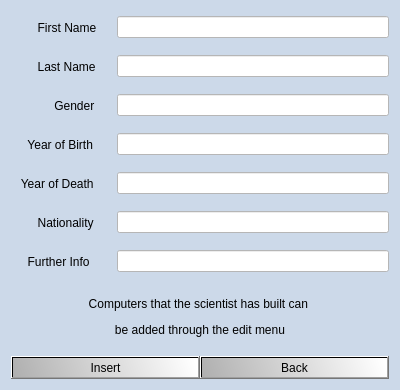
This is verklegt_vika_3/verklegt_GUI/UI/insertscientist.ui in vilhjalmur12/verklegt_1 as Qt 5 draws it before an edit. The edited form follows.
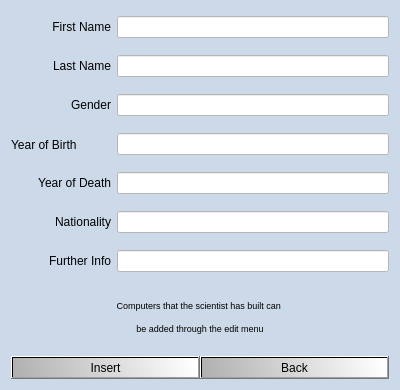
This is the edited form. Icons and pictures are not drawn.

Commit message: ui edit scientist og insert scientist

What changed in the file:
```diff
--- a/verklegt_vika_3/verklegt_GUI/UI/insertscientist.ui
+++ b/verklegt_vika_3/verklegt_GUI/UI/insertscientist.ui
@@ -53,7 +53,7 @@
         </size>
        </property>
        <property name="text">
-        <string>        First Name</string>
+        <string>&lt;html&gt;&lt;head/&gt;&lt;body&gt;&lt;p align=&quot;right&quot;&gt;First Name&lt;/p&gt;&lt;/body&gt;&lt;/html&gt;</string>
        </property>
       </widget>
      </item>
@@ -80,7 +80,7 @@
         </size>
        </property>
        <property name="text">
-        <string>        Last Name</string>
+        <string>&lt;html&gt;&lt;head/&gt;&lt;body&gt;&lt;p align=&quot;right&quot;&gt;Last Name&lt;/p&gt;&lt;/body&gt;&lt;/html&gt;</string>
        </property>
       </widget>
      </item>
@@ -107,7 +107,7 @@
         </size>
        </property>
        <property name="text">
-        <string>             Gender</string>
+        <string>&lt;html&gt;&lt;head/&gt;&lt;body&gt;&lt;p align=&quot;right&quot;&gt;Gender&lt;/p&gt;&lt;/body&gt;&lt;/html&gt;</string>
        </property>
       </widget>
      </item>
@@ -158,7 +158,7 @@
         </size>
        </property>
        <property name="text">
-        <string>     Year of Birth</string>
+        <string>Year of Birth</string>
        </property>
       </widget>
      </item>
@@ -185,7 +185,7 @@
         </size>
        </property>
        <property name="text">
-        <string>   Year of Death</string>
+        <string>&lt;html&gt;&lt;head/&gt;&lt;body&gt;&lt;p align=&quot;right&quot;&gt;Year of Death&lt;/p&gt;&lt;/body&gt;&lt;/html&gt;</string>
        </property>
       </widget>
      </item>
@@ -212,7 +212,7 @@
         </size>
        </property>
        <property name="text">
-        <string>        Nationality</string>
+        <string>&lt;html&gt;&lt;head/&gt;&lt;body&gt;&lt;p align=&quot;right&quot;&gt;Nationality&lt;/p&gt;&lt;/body&gt;&lt;/html&gt;</string>
        </property>
       </widget>
      </item>
@@ -239,7 +239,7 @@
         </size>
        </property>
        <property name="text">
-        <string>     Further Info</string>
+        <string>&lt;html&gt;&lt;head/&gt;&lt;body&gt;&lt;p align=&quot;right&quot;&gt;Further Info&lt;/p&gt;&lt;/body&gt;&lt;/html&gt;</string>
        </property>
       </widget>
      </item>
@@ -266,7 +266,7 @@
         </size>
        </property>
        <property name="text">
-        <string>&lt;html&gt;&lt;head/&gt;&lt;body&gt;&lt;p align=&quot;center&quot;&gt;&lt;span style=&quot; font-size:9pt;&quot;&gt;Computers that the scientist has built can &lt;/span&gt;&lt;/p&gt;&lt;p align=&quot;center&quot;&gt;&lt;span style=&quot; font-size:9pt;&quot;&gt;be added through the edit menu&lt;/span&gt;&lt;/p&gt;&lt;/body&gt;&lt;/html&gt;</string>
+        <string>&lt;html&gt;&lt;head/&gt;&lt;body&gt;&lt;p align=&quot;center&quot;&gt;&lt;span style=&quot; font-size:7pt;&quot;&gt;Computers that the scientist has built can &lt;/span&gt;&lt;/p&gt;&lt;p align=&quot;center&quot;&gt;&lt;span style=&quot; font-size:7pt;&quot;&gt;be added through the edit menu&lt;/span&gt;&lt;/p&gt;&lt;/body&gt;&lt;/html&gt;</string>
        </property>
       </widget>
      </item>
```
The commit also changes 1 other file.
